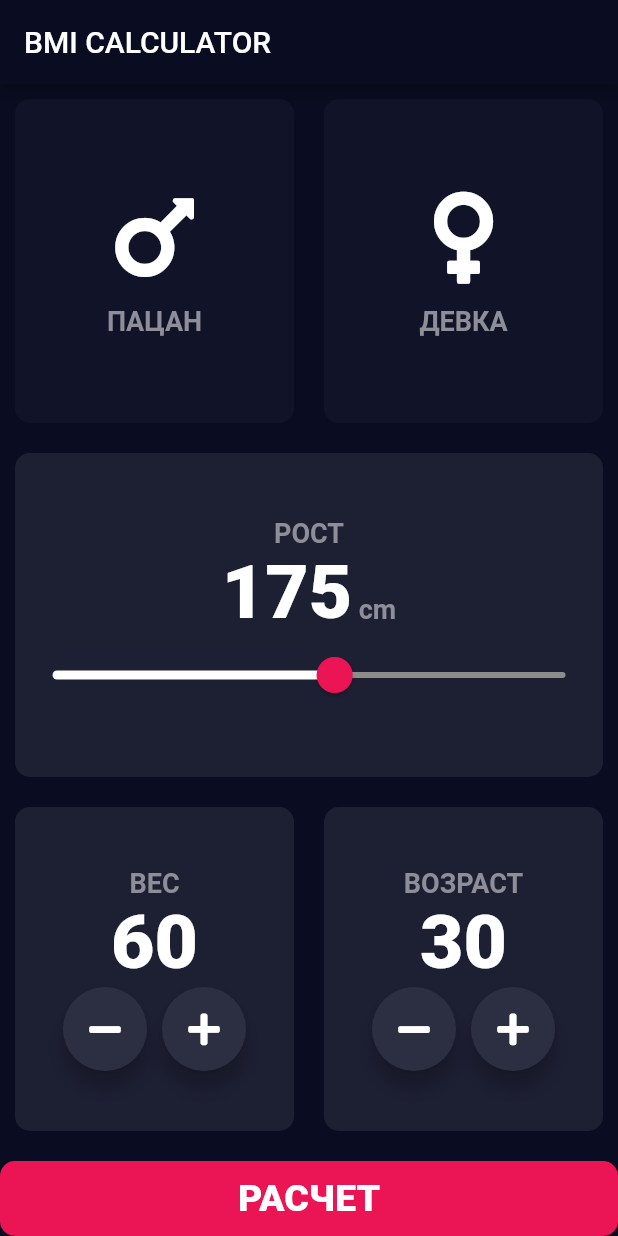
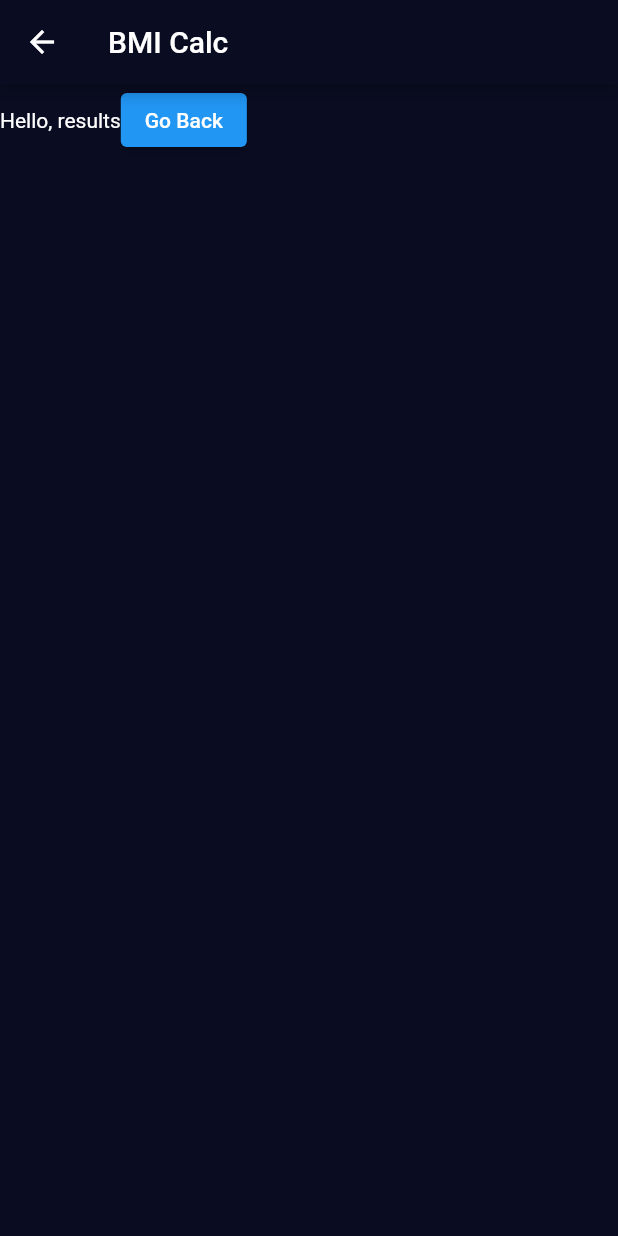
Before and after one commit to Vitafresh/bmi-calculator, a Flutter app: the screen it shows after launch, after a tap on "РАСЧЕТ", on a phone screen of 412 x 824 dp. Run offline on Flutter 3.47's test engine with Material 2 defaults, Android fonts, the phone set to English and light mode, and no system bars; our stand-ins replace font_awesome_flutter.

Commit message:
risults_page.dart added (empty)

```diff
--- a/lib/input_page.dart
+++ b/lib/input_page.dart
@@ -51,7 +51,7 @@ class _InputPageState extends State<InputPage> {
       appBar: AppBar(
         // Here we take the value from the MyHomePage object that was created by
         // the App.build method, and use it to set our appbar title.
-        title: Text(widget.title),
+        title: Text("widget.title"),
       ),
       body: Column(
         crossAxisAlignment: CrossAxisAlignment.stretch,
@@ -228,6 +228,7 @@ class _InputPageState extends State<InputPage> {
               child: TextButton(
                 onPressed: () {
                   print('Calculate pressed');
+                  Navigator.pushNamed(context, '/results');
                 },
                 child: Text(
                   'РАСЧЕТ',
--- a/lib/main.dart
+++ b/lib/main.dart
@@ -1,5 +1,7 @@
 import 'package:flutter/material.dart';
 import 'input_page.dart';
+import 'input_page.dart';
+import 'results_page.dart';
 
 void main() {
   runApp(BmiCalculator());
@@ -30,7 +32,13 @@ class BmiCalculator extends StatelessWidget {
       //   // This is the theme of your application.
       //   primarySwatch: Colors.amber,
       // ),
-      home: InputPage(title: 'BMI CALCULATOR'),
+      //home: InputPage(title: 'BMI CALCULATOR'),
+
+      initialRoute: "/",
+      routes: {
+        "/" : (context)=>InputPage(),
+        "/results":(context)=>ResultsPage()
+      },
     );
   }
 }
--- /dev/null
+++ b/lib/results_page.dart
@@ -0,0 +1,23 @@
+import 'package:flutter/material.dart';
+
+class ResultsPage extends StatelessWidget {
+  @override
+  Widget build(BuildContext context) {
+    return Scaffold(
+      appBar: AppBar(
+        title: Text("BMI Calc"),
+      ),
+      body: Row(
+        children: [
+          Text("Hello, results"),
+          ElevatedButton(
+            onPressed: () {
+              Navigator.pop(context);
+            },
+            child: Text("Go Back"),
+          ),
+        ],
+      ),
+    );
+  }
+}
```
